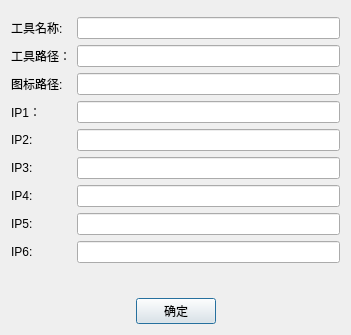
Qt form digitalIntegration/AddToolInfoDialog.ui (jiaqingguo/DI) before a commit.
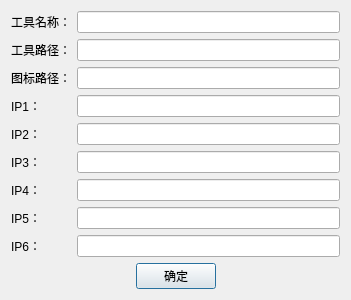
The same form after that commit.

Diff of the .ui file:
```diff
--- a/digitalIntegration/AddToolInfoDialog.ui
+++ b/digitalIntegration/AddToolInfoDialog.ui
@@ -7,7 +7,7 @@
     <x>0</x>
     <y>0</y>
     <width>351</width>
-    <height>335</height>
+    <height>294</height>
    </rect>
   </property>
   <property name="windowTitle">
@@ -17,100 +17,97 @@
    <item>
     <layout class="QVBoxLayout" name="verticalLayout_3">
      <item>
-      <layout class="QFormLayout" name="formLayout_2">
-       <item row="1" column="0">
-        <widget class="QLabel" name="label_2">
-         <property name="text">
-          <string>工具名称:</string>
-         </property>
-        </widget>
-       </item>
-       <item row="1" column="1">
+      <layout class="QGridLayout" name="gridLayout">
+       <item row="2" column="1">
         <widget class="QLineEdit" name="lineEditToolName"/>
        </item>
+       <item row="5" column="1">
+        <widget class="QLineEdit" name="lineEditIP1"/>
+       </item>
+       <item row="8" column="1">
+        <widget class="QLineEdit" name="lineEditIP4"/>
+       </item>
+       <item row="4" column="1">
+        <widget class="QLineEdit" name="lineEditIconPath"/>
+       </item>
        <item row="2" column="0">
         <widget class="QLabel" name="label">
          <property name="text">
-          <string>工具路径：</string>
+          <string>工具名称：</string>
          </property>
         </widget>
        </item>
-       <item row="2" column="1">
+       <item row="3" column="1">
         <widget class="QLineEdit" name="lineEditToolPath"/>
        </item>
+       <item row="6" column="1">
+        <widget class="QLineEdit" name="lineEditIP2"/>
+       </item>
+       <item row="7" column="1">
+        <widget class="QLineEdit" name="lineEditIP3"/>
+       </item>
+       <item row="9" column="1">
+        <widget class="QLineEdit" name="lineEditIP5"/>
+       </item>
+       <item row="10" column="1">
+        <widget class="QLineEdit" name="lineEditIP6"/>
+       </item>
        <item row="3" column="0">
-        <widget class="QLabel" name="label_4">
+        <widget class="QLabel" name="label_2">
          <property name="text">
-          <string>图标路径:</string>
+          <string>工具路径：</string>
          </property>
         </widget>
        </item>
-       <item row="3" column="1">
-        <widget class="QLineEdit" name="lineEditIconPath"/>
-       </item>
        <item row="4" column="0">
+        <widget class="QLabel" name="label_3">
+         <property name="text">
+          <string>图标路径：</string>
+         </property>
+        </widget>
+       </item>
+       <item row="5" column="0">
         <widget class="QLabel" name="labelIP1">
          <property name="text">
           <string>IP1：</string>
          </property>
         </widget>
        </item>
-       <item row="4" column="1">
-        <widget class="QLineEdit" name="lineEditIP1"/>
-       </item>
-       <item row="5" column="0">
-        <widget class="QLabel" name="labelIP2">
-         <property name="text">
-          <string>IP2:</string>
-         </property>
-        </widget>
-       </item>
-       <item row="5" column="1">
-        <widget class="QLineEdit" name="lineEditIP2"/>
-       </item>
        <item row="6" column="0">
-        <widget class="QLabel" name="labelIP3">
+        <widget class="QLabel" name="labelIP2">
          <property name="text">
-          <string>IP3:</string>
+          <string>IP2：</string>
          </property>
         </widget>
        </item>
-       <item row="6" column="1">
-        <widget class="QLineEdit" name="lineEditIP3"/>
-       </item>
        <item row="7" column="0">
-        <widget class="QLabel" name="labelIP4">
+        <widget class="QLabel" name="labelIP3">
          <property name="text">
-          <string>IP4:</string>
+          <string>IP3：</string>
          </property>
         </widget>
        </item>
-       <item row="7" column="1">
-        <widget class="QLineEdit" name="lineEditIP4"/>
-       </item>
        <item row="8" column="0">
-        <widget class="QLabel" name="labelIP5">
+        <widget class="QLabel" name="labelIP4">
          <property name="text">
-          <string>IP5:</string>
+          <string>IP4：</string>
          </property>
         </widget>
        </item>
-       <item row="8" column="1">
-        <widget class="QLineEdit" name="lineEditIP5"/>
-       </item>
        <item row="9" column="0">
+        <widget class="QLabel" name="labelIP5">
+         <property name="text">
+          <string>IP5：</string>
+         </property>
+        </widget>
+       </item>
+       <item row="10" column="0">
         <widget class="QLabel" name="labelIP6">
          <property name="text">
-          <string>IP6:</string>
+          <string>IP6：</string>
          </property>
         </widget>
        </item>
-       <item row="9" column="1">
-        <widget class="QLineEdit" name="lineEditIP6"/>
-       </item>
-       <item row="0" column="0">
-        <layout class="QHBoxLayout" name="horizontalLayout_2"/>
-       </item>
       </layout>
      </item>
     </layout>
```
